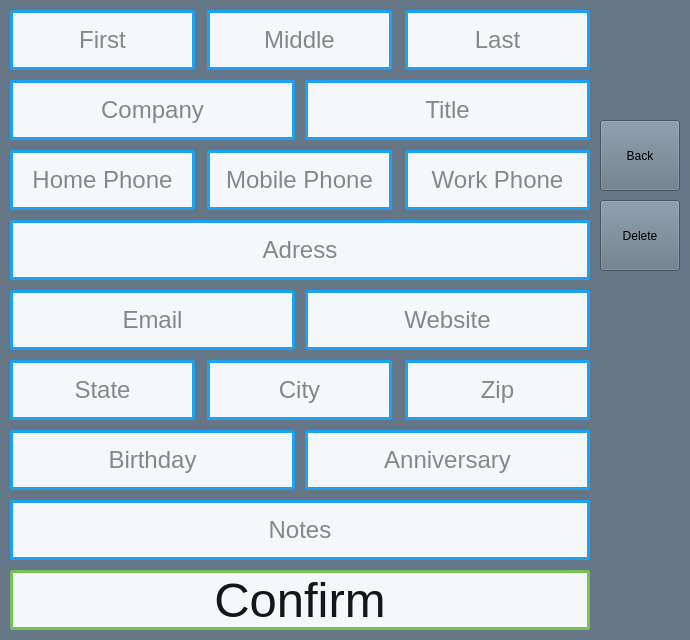
Above: qt/ui/entry.ui from jparker2006/Contacts before the change. Below: the same form after it.
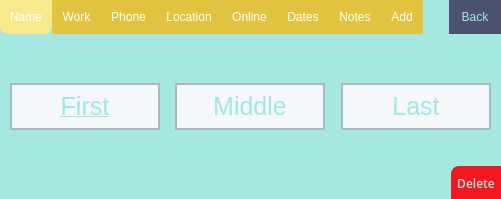
That is the form after the change. The open tabs and pages were chosen to show the change.

```diff
--- a/qt/ui/entry.ui
+++ b/qt/ui/entry.ui
@@ -6,48 +6,113 @@
    <rect>
     <x>0</x>
     <y>0</y>
-    <width>690</width>
-    <height>640</height>
+    <width>501</width>
+    <height>199</height>
    </rect>
   </property>
   <property name="minimumSize">
    <size>
-    <width>690</width>
-    <height>640</height>
+    <width>501</width>
+    <height>199</height>
    </size>
   </property>
   <property name="maximumSize">
    <size>
-    <width>690</width>
-    <height>640</height>
+    <width>501</width>
+    <height>199</height>
    </size>
   </property>
   <property name="windowTitle">
    <string>MainWindow</string>
   </property>
   <property name="styleSheet">
-   <string notr="true">background-color: #657786;</string>
+   <string notr="true">background: #a4e8e0;
+</string>
   </property>
   <widget class="QWidget" name="centralwidget">
+   <widget class="QTabWidget" name="tabWidget">
+    <property name="geometry">
+     <rect>
+      <x>0</x>
+      <y>0</y>
+      <width>505</width>
+      <height>200</height>
+     </rect>
+    </property>
+    <property name="font">
+     <font/>
+    </property>
+    <property name="cursor">
+     <cursorShape>PointingHandCursor</cursorShape>
+    </property>
+    <property name="whatsThis">
+     <string>&lt;html&gt;&lt;head/&gt;&lt;body&gt;&lt;p&gt;&lt;br/&gt;&lt;/p&gt;&lt;/body&gt;&lt;/html&gt;</string>
+    </property>
+    <property name="styleSheet">
+     <string notr="true">QTabWidget {
+	background-color: #a4e8e0;
+	color: #a4e8e0;
+	border: none;
+}
+
+QTabBar::tab {
+  	background: #e1c340;
+  	color: white;
+  	padding: 10px;
+}
+
+QTabBar::tab:selected {
+  	background: #f8ea8c;
+	border-bottom-left-radius: 8px;
+	border-bottom-right-radius: 8px;
+}</string>
+    </property>
+    <property name="tabPosition">
+     <enum>QTabWidget::North</enum>
+    </property>
+    <property name="tabShape">
+     <enum>QTabWidget::Rounded</enum>
+    </property>
+    <property name="currentIndex">
+     <number>3</number>
+    </property>
+    <widget class="QWidget" name="Name">
+     <property name="font">
+      <font/>
+     </property>
+     <property name="accessibleName">
+      <string/>
+     </property>
+     <property name="layoutDirection">
+      <enum>Qt::LeftToRight</enum>
+     </property>
+     <attribute name="title">
+      <string>Name</string>
+     </attribute>
    <widget class="QLineEdit" name="first">
     <property name="geometry">
      <rect>
       <x>10</x>
-      <y>10</y>
-      <width>185</width>
-      <height>60</height>
+        <y>49</y>
+        <width>150</width>
+        <height>47</height>
      </rect>
     </property>
     <property name="font">
      <font>
-      <pointsize>18</pointsize>
+        <pointsize>-1</pointsize>
+        <underline>true</underline>
      </font>
     </property>
     <property name="styleSheet">
      <string notr="true">background-color: #F5F8FA;
-color: #14171A;
-border: 3px solid #1DA1F2;
-border-radius: 3px;</string>
+border: 2px solid #AAB8C2;
+border-radius: 0px;
+font-size: 25px;
+color: #4cd7d0;</string>
+      </property>
+      <property name="text">
+       <string/>
     </property>
     <property name="alignment">
      <set>Qt::AlignCenter</set>
@@ -59,22 +124,26 @@
    <widget class="QLineEdit" name="middle">
     <property name="geometry">
      <rect>
-      <x>207</x>
-      <y>10</y>
-      <width>185</width>
-      <height>60</height>
+        <x>175</x>
+        <y>49</y>
+        <width>150</width>
+        <height>47</height>
      </rect>
     </property>
     <property name="font">
      <font>
-      <pointsize>18</pointsize>
+        <pointsize>-1</pointsize>
      </font>
     </property>
     <property name="styleSheet">
      <string notr="true">background-color: #F5F8FA;
-color: #14171A;
-border: 3px solid #1DA1F2;
-border-radius: 3px;</string>
+border: 2px solid #AAB8C2;
+border-radius: 0px;
+font-size: 25px;
+color: #4cd7d0;</string>
+      </property>
+      <property name="text">
+       <string/>
     </property>
     <property name="alignment">
      <set>Qt::AlignCenter</set>
@@ -83,25 +152,71 @@
      <string>Middle</string>
     </property>
    </widget>
+     <widget class="QLineEdit" name="last">
+      <property name="geometry">
+       <rect>
+        <x>341</x>
+        <y>49</y>
+        <width>150</width>
+        <height>47</height>
+       </rect>
+      </property>
+      <property name="font">
+       <font>
+        <pointsize>-1</pointsize>
+       </font>
+      </property>
+      <property name="styleSheet">
+       <string notr="true">background-color: #F5F8FA;
+border: 2px solid #AAB8C2;
+border-radius: 0px;
+font-size: 25px;
+color: #4cd7d0;</string>
+      </property>
+      <property name="text">
+       <string/>
+      </property>
+      <property name="alignment">
+       <set>Qt::AlignCenter</set>
+      </property>
+      <property name="placeholderText">
+       <string>Last</string>
+      </property>
+     </widget>
+    </widget>
+    <widget class="QWidget" name="Work">
+     <property name="cursor">
+      <cursorShape>ArrowCursor</cursorShape>
+     </property>
+     <attribute name="title">
+      <string>Work</string>
+     </attribute>
    <widget class="QLineEdit" name="company">
     <property name="geometry">
      <rect>
-      <x>10</x>
-      <y>80</y>
-      <width>285</width>
-      <height>60</height>
+        <x>65</x>
+        <y>25</y>
+        <width>371</width>
+        <height>47</height>
      </rect>
     </property>
     <property name="font">
      <font>
-      <pointsize>18</pointsize>
-     </font>
-    </property>
+        <family>Open Sans SemiBold</family>
+        <pointsize>-1</pointsize>
+        <underline>true</underline>
+       </font>
+      </property>
+      <property name="toolTip">
+       <string/>
+      </property>
     <property name="styleSheet">
      <string notr="true">background-color: #F5F8FA;
-color: #14171A;
-border: 3px solid #1DA1F2;
-border-radius: 3px;</string>
+border: 2px solid #AAB8C2;
+border-radius: 0px;
+font-size: 25px;
+color: #4cd7d0;
+</string>
     </property>
     <property name="alignment">
      <set>Qt::AlignCenter</set>
@@ -110,79 +225,28 @@
      <string>Company</string>
     </property>
    </widget>
-   <widget class="QLineEdit" name="adress">
-    <property name="geometry">
-     <rect>
-      <x>10</x>
-      <y>220</y>
-      <width>580</width>
-      <height>60</height>
-     </rect>
-    </property>
-    <property name="font">
-     <font>
-      <pointsize>18</pointsize>
-     </font>
-    </property>
-    <property name="styleSheet">
-     <string notr="true">background-color: #F5F8FA;
-color: #14171A;
-border: 3px solid #1DA1F2;
-border-radius: 3px;</string>
-    </property>
-    <property name="alignment">
-     <set>Qt::AlignCenter</set>
-    </property>
-    <property name="placeholderText">
-     <string>Adress</string>
-    </property>
-   </widget>
-   <widget class="QLineEdit" name="work">
-    <property name="geometry">
-     <rect>
-      <x>405</x>
-      <y>150</y>
-      <width>185</width>
-      <height>60</height>
-     </rect>
-    </property>
-    <property name="font">
-     <font>
-      <pointsize>18</pointsize>
-     </font>
-    </property>
-    <property name="styleSheet">
-     <string notr="true">background-color: #F5F8FA;
-color: #14171A;
-border: 3px solid #1DA1F2;
-border-radius: 3px;</string>
-    </property>
-    <property name="alignment">
-     <set>Qt::AlignCenter</set>
-    </property>
-    <property name="placeholderText">
-     <string>Work Phone</string>
-    </property>
-   </widget>
    <widget class="QLineEdit" name="title">
     <property name="geometry">
      <rect>
-      <x>305</x>
-      <y>80</y>
-      <width>285</width>
-      <height>60</height>
+        <x>65</x>
+        <y>94</y>
+        <width>371</width>
+        <height>47</height>
      </rect>
     </property>
     <property name="font">
      <font>
-      <pointsize>18</pointsize>
+        <family>Open Sans SemiBold</family>
+        <pointsize>-1</pointsize>
      </font>
     </property>
     <property name="styleSheet">
      <string notr="true">background-color: #F5F8FA;
-color: #14171A;
-border: 3px solid #1DA1F2;
-border-radius: 3px;</string>
+border: 2px solid #AAB8C2;
+border-radius: 0px;
+font-size: 25px;
+color: #4cd7d0;
+</string>
     </property>
     <property name="alignment">
      <set>Qt::AlignCenter</set>
@@ -191,25 +255,35 @@
      <string>Title</string>
     </property>
    </widget>
+    </widget>
+    <widget class="QWidget" name="Phones">
+     <property name="cursor">
+      <cursorShape>ArrowCursor</cursorShape>
+     </property>
+     <attribute name="title">
+      <string>Phone</string>
+     </attribute>
    <widget class="QLineEdit" name="home">
     <property name="geometry">
      <rect>
       <x>10</x>
-      <y>150</y>
-      <width>185</width>
-      <height>60</height>
+        <y>49</y>
+        <width>150</width>
+        <height>47</height>
      </rect>
     </property>
     <property name="font">
      <font>
-      <pointsize>18</pointsize>
+        <family>Open Sans SemiBold</family>
+        <pointsize>-1</pointsize>
      </font>
     </property>
     <property name="styleSheet">
      <string notr="true">background-color: #F5F8FA;
-color: #14171A;
-border: 3px solid #1DA1F2;
-border-radius: 3px;</string>
+border: 2px solid #AAB8C2;
+border-radius: 0px;
+font-size: 22px;
+color: #4cd7d0;</string>
     </property>
     <property name="text">
      <string/>
@@ -218,109 +292,96 @@
      <set>Qt::AlignCenter</set>
     </property>
     <property name="placeholderText">
-     <string>Home Phone</string>
+       <string>Home</string>
     </property>
    </widget>
    <widget class="QLineEdit" name="mobile">
     <property name="geometry">
      <rect>
-      <x>207</x>
-      <y>150</y>
-      <width>185</width>
-      <height>60</height>
+        <x>175</x>
+        <y>49</y>
+        <width>150</width>
+        <height>47</height>
      </rect>
     </property>
     <property name="font">
      <font>
-      <pointsize>18</pointsize>
+        <family>Open Sans SemiBold</family>
+        <pointsize>-1</pointsize>
      </font>
     </property>
     <property name="styleSheet">
      <string notr="true">background-color: #F5F8FA;
-color: #14171A;
-border: 3px solid #1DA1F2;
-border-radius: 3px;</string>
+border: 2px solid #AAB8C2;
+border-radius: 0px;
+font-size: 22px;
+color: #4cd7d0;</string>
     </property>
     <property name="alignment">
      <set>Qt::AlignCenter</set>
     </property>
     <property name="placeholderText">
-     <string>Mobile Phone</string>
-    </property>
-   </widget>
-   <widget class="QLineEdit" name="last">
+       <string>Mobile</string>
+      </property>
+     </widget>
+     <widget class="QLineEdit" name="work">
     <property name="geometry">
      <rect>
-      <x>405</x>
-      <y>10</y>
-      <width>185</width>
-      <height>60</height>
+        <x>341</x>
+        <y>49</y>
+        <width>150</width>
+        <height>47</height>
      </rect>
     </property>
     <property name="font">
      <font>
-      <pointsize>18</pointsize>
+        <family>Open Sans SemiBold</family>
+        <pointsize>-1</pointsize>
      </font>
     </property>
     <property name="styleSheet">
      <string notr="true">background-color: #F5F8FA;
-color: #14171A;
-border: 3px solid #1DA1F2;
-border-radius: 3px;</string>
+border: 2px solid #AAB8C2;
+border-radius: 0px;
+font-size: 22px;
+color: #4cd7d0;</string>
     </property>
     <property name="alignment">
      <set>Qt::AlignCenter</set>
     </property>
     <property name="placeholderText">
-     <string>Last</string>
-    </property>
-   </widget>
-   <widget class="QLineEdit" name="email">
-    <property name="geometry">
-     <rect>
-      <x>10</x>
-      <y>290</y>
-      <width>285</width>
-      <height>60</height>
-     </rect>
-    </property>
-    <property name="font">
-     <font>
-      <pointsize>18</pointsize>
-     </font>
-    </property>
-    <property name="styleSheet">
-     <string notr="true">background-color: #F5F8FA;
-color: #14171A;
-border: 3px solid #1DA1F2;
-border-radius: 3px;</string>
-    </property>
-    <property name="alignment">
-     <set>Qt::AlignCenter</set>
-    </property>
-    <property name="placeholderText">
-     <string>Email</string>
-    </property>
-   </widget>
-   <widget class="QLineEdit" name="website">
+       <string>Work</string>
+      </property>
+     </widget>
+    </widget>
+    <widget class="QWidget" name="Location">
+     <property name="cursor">
+      <cursorShape>ArrowCursor</cursorShape>
+     </property>
+     <attribute name="title">
+      <string>Location</string>
+     </attribute>
+     <widget class="QLineEdit" name="address">
     <property name="geometry">
      <rect>
-      <x>305</x>
-      <y>290</y>
-      <width>285</width>
-      <height>60</height>
+        <x>65</x>
+        <y>94</y>
+        <width>371</width>
+        <height>47</height>
      </rect>
     </property>
     <property name="font">
      <font>
-      <pointsize>18</pointsize>
+        <family>Open Sans SemiBold</family>
+        <pointsize>-1</pointsize>
      </font>
     </property>
     <property name="styleSheet">
      <string notr="true">background-color: #F5F8FA;
-color: #14171A;
-border: 3px solid #1DA1F2;
-border-radius: 3px;</string>
+border: 2px solid #AAB8C2;
+border-radius: 0px;
+font-size: 25px;
+color: #4cd7d0;</string>
     </property>
     <property name="alignment">
      <set>Qt::AlignCenter</set>
@@ -332,22 +393,24 @@
    <widget class="QLineEdit" name="state">
     <property name="geometry">
      <rect>
-      <x>10</x>
-      <y>360</y>
-      <width>185</width>
-      <height>60</height>
+        <x>175</x>
+        <y>25</y>
+        <width>150</width>
+        <height>47</height>
      </rect>
     </property>
     <property name="font">
      <font>
-      <pointsize>18</pointsize>
+        <family>Open Sans SemiBold</family>
+        <pointsize>-1</pointsize>
      </font>
     </property>
     <property name="styleSheet">
      <string notr="true">background-color: #F5F8FA;
-color: #14171A;
-border: 3px solid #1DA1F2;
-border-radius: 3px;</string>
+border: 2px solid #AAB8C2;
+border-radius: 0px;
+font-size: 25px;
+color: #4cd7d0;</string>
     </property>
     <property name="text">
      <string/>
@@ -359,55 +422,27 @@
      <string>State</string>
     </property>
    </widget>
-   <widget class="QLineEdit" name="zip">
-    <property name="geometry">
-     <rect>
-      <x>405</x>
-      <y>360</y>
-      <width>185</width>
-      <height>60</height>
-     </rect>
-    </property>
-    <property name="font">
-     <font>
-      <pointsize>18</pointsize>
-     </font>
-    </property>
-    <property name="styleSheet">
-     <string notr="true">background-color: #F5F8FA;
-color: #14171A;
-border: 3px solid #1DA1F2;
-border-radius: 3px;</string>
-    </property>
-    <property name="text">
-     <string/>
-    </property>
-    <property name="alignment">
-     <set>Qt::AlignCenter</set>
-    </property>
-    <property name="placeholderText">
-     <string>Zip</string>
-    </property>
-   </widget>
    <widget class="QLineEdit" name="city">
     <property name="geometry">
      <rect>
-      <x>207</x>
-      <y>360</y>
-      <width>185</width>
-      <height>60</height>
+        <x>10</x>
+        <y>25</y>
+        <width>150</width>
+        <height>47</height>
      </rect>
     </property>
     <property name="font">
      <font>
-      <pointsize>18</pointsize>
+        <family>Open Sans SemiBold</family>
+        <pointsize>-1</pointsize>
      </font>
     </property>
     <property name="styleSheet">
      <string notr="true">background-color: #F5F8FA;
-color: #14171A;
-border: 3px solid #1DA1F2;
-border-radius: 3px;</string>
+border: 2px solid #AAB8C2;
+border-radius: 0px;
+font-size: 25px;
+color: #4cd7d0;</string>
     </property>
     <property name="text">
      <string/>
@@ -419,52 +454,133 @@
      <string>City</string>
     </property>
    </widget>
-   <widget class="QLineEdit" name="anniversary">
+     <widget class="QLineEdit" name="zip">
     <property name="geometry">
      <rect>
-      <x>305</x>
-      <y>430</y>
-      <width>285</width>
-      <height>60</height>
+        <x>341</x>
+        <y>25</y>
+        <width>150</width>
+        <height>47</height>
      </rect>
     </property>
     <property name="font">
      <font>
-      <pointsize>18</pointsize>
+        <family>Open Sans SemiBold</family>
+        <pointsize>-1</pointsize>
      </font>
     </property>
     <property name="styleSheet">
      <string notr="true">background-color: #F5F8FA;
-color: #14171A;
-border: 3px solid #1DA1F2;
-border-radius: 3px;</string>
-    </property>
+border: 2px solid #AAB8C2;
+border-radius: 0px;
+font-size: 25px;
+color: #4cd7d0;</string>
+      </property>
+      <property name="text">
+       <string/>
+      </property>
     <property name="alignment">
      <set>Qt::AlignCenter</set>
     </property>
     <property name="placeholderText">
-     <string>Anniversary</string>
-    </property>
-   </widget>
+       <string>Zip</string>
+      </property>
+     </widget>
+    </widget>
+    <widget class="QWidget" name="Online">
+     <property name="cursor">
+      <cursorShape>ArrowCursor</cursorShape>
+     </property>
+     <attribute name="title">
+      <string>Online</string>
+     </attribute>
+     <widget class="QLineEdit" name="email">
+      <property name="geometry">
+       <rect>
+        <x>65</x>
+        <y>25</y>
+        <width>371</width>
+        <height>47</height>
+       </rect>
+      </property>
+      <property name="font">
+       <font>
+        <family>Open Sans SemiBold</family>
+        <pointsize>-1</pointsize>
+       </font>
+      </property>
+      <property name="styleSheet">
+       <string notr="true">background-color: #F5F8FA;
+border: 2px solid #AAB8C2;
+border-radius: 0px;
+font-size: 25px;
+color: #4cd7d0;</string>
+      </property>
+      <property name="alignment">
+       <set>Qt::AlignCenter</set>
+      </property>
+      <property name="placeholderText">
+       <string>Email</string>
+      </property>
+     </widget>
+     <widget class="QLineEdit" name="website">
+      <property name="geometry">
+       <rect>
+        <x>65</x>
+        <y>94</y>
+        <width>371</width>
+        <height>47</height>
+       </rect>
+      </property>
+      <property name="font">
+       <font>
+        <family>Open Sans SemiBold</family>
+        <pointsize>-1</pointsize>
+       </font>
+      </property>
+      <property name="styleSheet">
+       <string notr="true">background-color: #F5F8FA;
+border: 2px solid #AAB8C2;
+border-radius: 0px;
+font-size: 25px;
+color: #4cd7d0;</string>
+      </property>
+      <property name="alignment">
+       <set>Qt::AlignCenter</set>
+      </property>
+      <property name="placeholderText">
+       <string>Website</string>
+      </property>
+     </widget>
+    </widget>
+    <widget class="QWidget" name="Dates">
+     <property name="cursor">
+      <cursorShape>ArrowCursor</cursorShape>
+     </property>
+     <attribute name="title">
+      <string>Dates</string>
+     </attribute>
    <widget class="QLineEdit" name="birthday">
     <property name="geometry">
      <rect>
-      <x>10</x>
-      <y>430</y>
-      <width>285</width>
-      <height>60</height>
+        <x>65</x>
+        <y>25</y>
+        <width>371</width>
+        <height>47</height>
      </rect>
     </property>
     <property name="font">
      <font>
-      <pointsize>18</pointsize>
+        <family>Open Sans SemiBold</family>
+        <pointsize>-1</pointsize>
      </font>
     </property>
     <property name="styleSheet">
      <string notr="true">background-color: #F5F8FA;
-color: #14171A;
-border: 3px solid #1DA1F2;
-border-radius: 3px;</string>
+border: 2px solid #AAB8C2;
+border-radius: 0px;
+font-size: 25px;
+color: #4cd7d0;</string>
     </property>
     <property name="alignment">
      <set>Qt::AlignCenter</set>
@@ -473,69 +589,134 @@
      <string>Birthday</string>
     </property>
    </widget>
+     <widget class="QLineEdit" name="anniversary">
+      <property name="geometry">
+       <rect>
+        <x>65</x>
+        <y>94</y>
+        <width>371</width>
+        <height>47</height>
+       </rect>
+      </property>
+      <property name="font">
+       <font>
+        <family>Open Sans SemiBold</family>
+        <pointsize>-1</pointsize>
+       </font>
+      </property>
+      <property name="styleSheet">
+       <string notr="true">background-color: #F5F8FA;
+border: 2px solid #AAB8C2;
+border-radius: 0px;
+font-size: 25px;
+color: #4cd7d0;</string>
+      </property>
+      <property name="alignment">
+       <set>Qt::AlignCenter</set>
+      </property>
+      <property name="placeholderText">
+       <string>Anniversary</string>
+      </property>
+     </widget>
+    </widget>
+    <widget class="QWidget" name="Notes">
+     <property name="cursor">
+      <cursorShape>ArrowCursor</cursorShape>
+     </property>
+     <attribute name="title">
+      <string>Notes</string>
+     </attribute>
+     <widget class="QTextEdit" name="notes">
+      <property name="geometry">
+       <rect>
+        <x>5</x>
+        <y>5</y>
+        <width>491</width>
+        <height>122</height>
+       </rect>
+      </property>
+      <property name="font">
+       <font>
+        <family>Open Sans SemiBold</family>
+        <pointsize>-1</pointsize>
+       </font>
+      </property>
+      <property name="styleSheet">
+       <string notr="true">background-color: #F5F8FA;
+border: 2px solid #AAB8C2;
+border-radius: 0px;
+font-size: 20px;
+color: #4cd7d0;</string>
+      </property>
+      <property name="placeholderText">
+       <string>Notes</string>
+      </property>
+     </widget>
+    </widget>
+    <widget class="QWidget" name="Add">
+     <property name="cursor">
+      <cursorShape>ArrowCursor</cursorShape>
+     </property>
+     <attribute name="title">
+      <string>Add</string>
+     </attribute>
    <widget class="QPushButton" name="add">
     <property name="geometry">
      <rect>
-      <x>10</x>
-      <y>570</y>
-      <width>580</width>
+        <x>30</x>
+        <y>43</y>
+        <width>441</width>
       <height>60</height>
      </rect>
     </property>
     <property name="font">
      <font>
-      <pointsize>37</pointsize>
+        <family>Open Sans SemiBold</family>
+        <pointsize>-1</pointsize>
      </font>
     </property>
     <property name="cursor">
      <cursorShape>PointingHandCursor</cursorShape>
     </property>
     <property name="styleSheet">
-     <string notr="true">background-color: #F5F8FA;
-color: #14171A;
-border: 3px solid #78C257;
-border-radius: 3px;</string>
+       <string notr="true">QPushButton {
+	background: #426250;
+	border: none;
+	border-radius: 0px;
+	font-size: 45px;
+	color: #caeee0;
+}
+
+QPushButton:hover{
+    background: #3ACF3A;
+}</string>
     </property>
     <property name="text">
      <string>Confirm</string>
     </property>
    </widget>
-   <widget class="QLineEdit" name="notes">
-    <property name="geometry">
-     <rect>
-      <x>10</x>
-      <y>500</y>
-      <width>580</width>
-      <height>60</height>
-     </rect>
-    </property>
-    <property name="font">
-     <font>
-      <pointsize>18</pointsize>
-     </font>
-    </property>
-    <property name="styleSheet">
-     <string notr="true">background-color: #F5F8FA;
-color: #14171A;
-border: 3px solid #1DA1F2;
-border-radius: 3px;</string>
-    </property>
-    <property name="alignment">
-     <set>Qt::AlignCenter</set>
-    </property>
-    <property name="placeholderText">
-     <string>Notes</string>
-    </property>
+    </widget>
    </widget>
    <widget class="QPushButton" name="back">
     <property name="geometry">
      <rect>
-      <x>600</x>
-      <y>120</y>
-      <width>80</width>
-      <height>71</height>
+      <x>449</x>
+      <y>0</y>
+      <width>52</width>
+      <height>34</height>
      </rect>
     </property>
+    <property name="font">
+     <font/>
+    </property>
+    <property name="cursor">
+     <cursorShape>PointingHandCursor</cursorShape>
+    </property>
+    <property name="styleSheet">
+     <string notr="true">background-color: #4c5270;
+border: none;
+color: #a4e8e0;</string>
+    </property>
     <property name="text">
      <string>Back</string>
     </property>
@@ -543,12 +724,27 @@
    <widget class="QPushButton" name="del">
     <property name="geometry">
      <rect>
-      <x>600</x>
-      <y>200</y>
-      <width>80</width>
-      <height>71</height>
+      <x>451</x>
+      <y>166</y>
+      <width>50</width>
+      <height>34</height>
      </rect>
     </property>
+    <property name="font">
+     <font>
+      <family>Open Sans SemiBold</family>
+     </font>
+    </property>
+    <property name="cursor">
+     <cursorShape>PointingHandCursor</cursorShape>
+    </property>
+    <property name="styleSheet">
+     <string notr="true">background-color: #f51720;
+border: none;
+color: #a4e8e0;
+border-top-left-radius: 8px;
+</string>
+    </property>
     <property name="text">
      <string>Delete</string>
     </property>
```
Left out of the diff: 5 changed lines with no effect on the pictures. Lines whose indentation alone changed are shown as unchanged.
